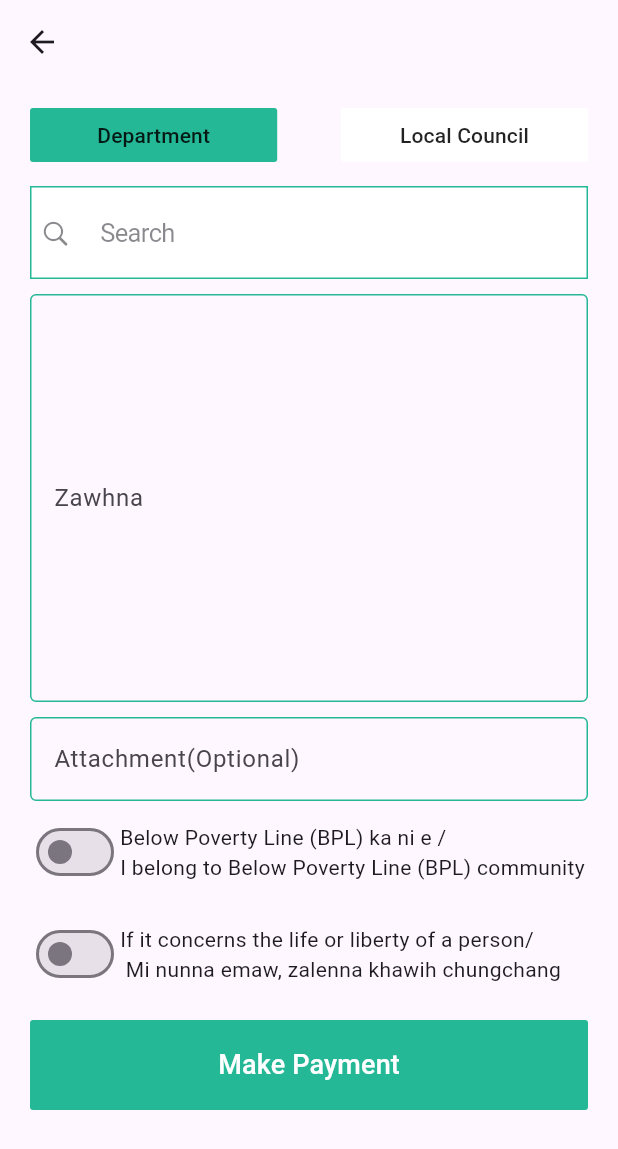
After one commit to Mafaka77/rti_new_apps, a Flutter app: the SubmitRtiScreen screen opened by its route, on a phone screen of 412 x 824 dp. The commit adds this screen. Shown: the top 1149 px of the screen. Run offline on Flutter 3.47's test engine with Material 3 defaults, Android fonts, the phone set to English and light mode, and no system bars; our stand-ins replace awesome_snackbar_content, dio, flutter_expandable_fab, get, get_storage, google_fonts and 1 more; missing offline and left inert: flutter_overlay_loader; accounts and stored records are empty; network calls fail.

Commit message:
change nual

```diff
--- /dev/null
+++ b/lib/controllers/department_wise_controller.dart
@@ -0,0 +1,14 @@
+import 'package:flutter/material.dart';
+import 'package:get/get.dart';
+import 'package:rti_new_apps/services/department_wise_services.dart';
+
+class DepartmentWiseController extends GetxController {
+  DepartmentWiseServices services = Get.find(tag: 'departmentWiseServices');
+  var isBpl = false.obs;
+  var isLiberty = false.obs;
+  var isLibertyChecked = false.obs;
+  getDepartment(String filter) async {
+    var response = await services.getDepartment(filter);
+    return response;
+  }
+}
--- a/lib/controllers/rti_controller.dart
+++ b/lib/controllers/rti_controller.dart
@@ -1,3 +1,6 @@
 import 'package:get/get.dart';
 
-class RtiController extends GetxController {}
+class RtiController extends GetxController {
+  var isDepartment = true.obs;
+  var isLocalCouncil = false.obs;
+}
--- a/lib/main.dart
+++ b/lib/main.dart
@@ -5,12 +5,14 @@ import 'package:google_fonts/google_fonts.dart';
 import 'package:rti_new_apps/router.dart';
 import 'package:rti_new_apps/screens/home_screen.dart';
 import 'package:rti_new_apps/services/auth_services.dart';
+import 'package:rti_new_apps/services/department_wise_services.dart';
 import 'package:rti_new_apps/services/home_services.dart';
 
 void main() async {
   await GetStorage.init();
   Get.put(AuthServices(), tag: 'authServices');
   Get.put(HomeServices(), tag: 'homeServices');
+  Get.put(DepartmentWiseServices(), tag: 'departmentWiseServices');
   runApp(const MyApp());
 }
 
--- /dev/null
+++ b/lib/models/department_model.dart
@@ -0,0 +1,75 @@
+import 'dart:convert';
+
+class DepartmentModel {
+  final int id;
+  final String name;
+  final DateTime created_at;
+  DepartmentModel({
+    required this.id,
+    required this.name,
+    required this.created_at,
+  });
+
+  DepartmentModel copyWith({
+    int? id,
+    String? name,
+    DateTime? created_at,
+  }) {
+    return DepartmentModel(
+      id: id ?? this.id,
+      name: name ?? this.name,
+      created_at: created_at ?? this.created_at,
+    );
+  }
+
+  Map<String, dynamic> toMap() {
+    return {
+      'id': id,
+      'name': name,
+      'created_at': created_at.millisecondsSinceEpoch,
+    };
+  }
+
+  factory DepartmentModel.fromMap(Map<String, dynamic> map) {
+    return DepartmentModel(
+      id: map['id']?.toInt() ?? 0,
+      name: map['name'] ?? '',
+      created_at: DateTime.fromMillisecondsSinceEpoch(map['created_at']),
+    );
+  }
+  static List<DepartmentModel> fromJsonList(List list) {
+    return list.map((e) => DepartmentModel.fromMap(e)).toList();
+  }
+
+  ///this method will prevent the override of toString
+  bool userFilterByCreationDate(String filter) {
+    return created_at.toString().contains(filter);
+  }
+
+  ///custom comparing function to check if two users are equal
+  bool isEqual(DepartmentModel model) {
+    return id == model.id;
+  }
+
+  String toJson() => json.encode(toMap());
+
+  factory DepartmentModel.fromJson(String source) =>
+      DepartmentModel.fromMap(json.decode(source));
+
+  @override
+  String toString() =>
+      'DepartmentModel(id: $id, name: $name, created_at: $created_at)';
+
+  @override
+  bool operator ==(Object other) {
+    if (identical(this, other)) return true;
+
+    return other is DepartmentModel &&
+        other.id == id &&
+        other.name == name &&
+        other.created_at == created_at;
+  }
+
+  @override
+  int get hashCode => id.hashCode ^ name.hashCode ^ created_at.hashCode;
+}
--- a/lib/router.dart
+++ b/lib/router.dart
@@ -4,6 +4,7 @@ import 'package:rti_new_apps/screens/home_screen.dart';
 import 'package:rti_new_apps/screens/login_screen.dart';
 import 'package:rti_new_apps/screens/otp_screen.dart';
 import 'package:rti_new_apps/screens/register_screen.dart';
+import 'package:rti_new_apps/screens/submit_rti_screen.dart';
 import 'package:rti_new_apps/screens/verify_otp_screen.dart';
 
 pageTransition() {
@@ -13,7 +14,7 @@ pageTransition() {
 final getPages = [
   GetPage(
     name: '/',
-    page: () => HomeScreen(),
+    page: () => const HomeScreen(),
     transition: pageTransition(),
     middlewares: [
       AuthMiddleware(),
@@ -39,4 +40,8 @@ final getPages = [
     page: () => RegisterScreen(),
     transition: pageTransition(),
   ),
+  GetPage(
+    name: '/submit-rti-screen',
+    page: () => const SubmitRtiScreen(),
+  )
 ];
--- /dev/null
+++ b/lib/screens/department_rti_screen.dart
@@ -0,0 +1,187 @@
+import 'package:flutter/cupertino.dart';
+import 'package:flutter/material.dart';
+import 'package:flutter/widgets.dart';
+import 'package:get/get.dart';
+import 'package:rti_new_apps/colors.dart';
+import 'package:rti_new_apps/controllers/department_wise_controller.dart';
+import 'package:rti_new_apps/middlewares/auth_middleware.dart';
+import 'package:rti_new_apps/models/department_model.dart';
+import 'package:rti_new_apps/widgets/reusable_widget.dart';
+import 'package:rti_new_apps/widgets/rti/bpl_widget.dart';
+import 'package:rti_new_apps/widgets/rti/liberty_widget.dart';
+
+class DepartmentRtiScreen extends StatelessWidget {
+  const DepartmentRtiScreen({super.key});
+
+  @override
+  Widget build(BuildContext context) {
+    return GetBuilder<DepartmentWiseController>(
+        init: DepartmentWiseController(),
+        builder: (controller) {
+          return Padding(
+            padding: const EdgeInsets.only(left: 20, right: 20),
+            child: SingleChildScrollView(
+              child: Column(
+                crossAxisAlignment: CrossAxisAlignment.start,
+                children: [
+                  // MaterialButton(
+                  //   onPressed: () {
+                  //     var token = storage.read('token');
+                  //     print(token);
+                  //   },
+                  //   child: const Text('data'),
+                  // ),
+                  // DropdownSearch<DepartmentModel>(
+                  //   key: controller.dropDownKey,
+                  //   items: (filter, loadProps) =>
+                  //       controller.getDepartment(filter),
+                  // ),
+                  CupertinoSearchTextField(
+                    onTap: () {
+                      print('On tap');
+                    },
+                    padding: const EdgeInsets.all(20),
+                    decoration: BoxDecoration(
+                      color: Colors.white,
+                      border: Border.all(
+                        width: 1,
+                        color: MyColor.green,
+                      ),
+                    ),
+                  ),
+
+                  sizedBoxHeight(10),
+                  TextFormField(
+                    maxLines: 10,
+                    decoration: InputDecoration(
+                      border: textBoxFocusBorder(),
+                      focusedBorder: textBoxFocusBorder(),
+                      enabledBorder: textBoxFocusBorder(),
+                      labelText: 'Zawhna',
+                    ),
+                  ),
+                  sizedBoxHeight(10),
+                  TextFormField(
+                    onTap: () {
+                      openPickerModal(context, controller);
+                    },
+                    readOnly: true,
+                    decoration: InputDecoration(
+                      border: textBoxFocusBorder(),
+                      focusedBorder: textBoxFocusBorder(),
+                      enabledBorder: textBoxFocusBorder(),
+                      labelText: 'Attachment(Optional)',
+                    ),
+                  ),
+                  sizedBoxHeight(10),
+                  Wrap(
+                    crossAxisAlignment: WrapCrossAlignment.center,
+                    children: [
+                      Obx(
+                        () => Switch(
+                          activeColor: MyColor.green,
+                          value: controller.isBpl.value,
+                          onChanged: (val) {
+                            controller.isBpl.value = val;
+                          },
+                        ),
+                      ),
+                      const Text(
+                        'Below Poverty Line (BPL) ka ni e / \nI belong to Below Poverty Line (BPL) community',
+                      )
+                    ],
+                  ),
+                  sizedBoxHeight(10),
+                  Obx(
+                    () => controller.isBpl.isTrue
+                        ? const BplWidget()
+                        : Container(),
+                  ),
+                  sizedBoxHeight(10),
+                  Wrap(
+                    alignment: WrapAlignment.start,
+                    crossAxisAlignment: WrapCrossAlignment.center,
+                    children: [
+                      Obx(
+                        () => Switch(
+                          activeColor: MyColor.green,
+                          value: controller.isLiberty.value,
+                          onChanged: (val) {
+                            controller.isLiberty.value = val;
+                            if (val == false) {
+                              controller.isLibertyChecked.value = false;
+                            }
+                          },
+                        ),
+                      ),
+                      const Text(
+                        'If it concerns the life or liberty of a person/\n Mi nunna emaw, zalenna khawih chungchang',
+                      )
+                    ],
+                  ),
+                  sizedBoxHeight(10),
+                  Obx(() => controller.isLiberty.isTrue
+                      ? const LibertyWidget()
+                      : Container()),
+                  sizedBoxHeight(10),
+                  Obx(() => controller.isBpl.isTrue
+                      ? MaterialButton(
+                          elevation: 0,
+                          minWidth: Get.width,
+                          height: 60,
+                          color: MyColor.green,
+                          onPressed: () {},
+                          child: const Text(
+                            'Submit',
+                            style: TextStyle(fontSize: 18, color: Colors.white),
+                          ),
+                        )
+                      : MaterialButton(
+                          elevation: 0,
+                          minWidth: Get.width,
+                          height: 60,
+                          color: MyColor.green,
+                          onPressed: () {},
+                          child: const Text(
+                            'Make Payment',
+                            style: TextStyle(fontSize: 18, color: Colors.white),
+                          ),
+                        )),
+                  sizedBoxHeight(40),
+                ],
+              ),
+            ),
+          );
+        });
+  }
+
+  void openPickerModal(
+      BuildContext context, DepartmentWiseController controller) {
+    showModalBottomSheet(
+        context: context,
+        builder: (_) {
+          return SizedBox(
+            height: Get.height * 0.15,
+            width: Get.width,
+            child: GridView(
+              gridDelegate: const SliverGridDelegateWithFixedCrossAxisCount(
+                  crossAxisCount: 3),
+              children: const [
+                Column(
+                  mainAxisAlignment: MainAxisAlignment.center,
+                  children: [Icon(Icons.image_rounded), Text('Gallery')],
+                ),
+                Column(
+                  mainAxisAlignment: MainAxisAlignment.center,
+                  children: [Icon(Icons.camera_alt_outlined), Text('Camera')],
+                ),
+                Column(
+                  mainAxisAlignment: MainAxisAlignment.center,
+                  children: [Icon(Icons.file_copy_outlined), Text('File')],
+                ),
+              ],
+            ),
+          );
+        });
+  }
+}
--- /dev/null
+++ b/lib/screens/submit_rti_screen.dart
@@ -0,0 +1,31 @@
+import 'package:flutter/material.dart';
+import 'package:get/get.dart';
+import 'package:rti_new_apps/controllers/rti_controller.dart';
+import 'package:rti_new_apps/screens/department_rti_screen.dart';
+import 'package:rti_new_apps/screens/local_council_rti_screen.dart';
+import 'package:rti_new_apps/widgets/rti/rti_button_widget.dart';
+
+class SubmitRtiScreen extends GetView<RtiController> {
+  const SubmitRtiScreen({super.key});
+
+  @override
+  Widget build(BuildContext context) {
+    return Scaffold(
+      appBar: AppBar(),
+      body: SingleChildScrollView(
+        child: Column(
+          crossAxisAlignment: CrossAxisAlignment.start,
+          children: [
+            const RtiButtonWidget(),
+            Obx(() => controller.isDepartment.isTrue
+                ? const DepartmentRtiScreen()
+                : Container()),
+            Obx(() => controller.isLocalCouncil.isTrue
+                ? const LocalCouncilRtiScreen()
+                : Container())
+          ],
+        ),
+      ),
+    );
+  }
+}
--- a/lib/services/routes.dart
+++ b/lib/services/routes.dart
@@ -7,4 +7,6 @@ class Routes {
   static String LOGIN = '$BASE_URL/login';
   //HOME
   static String ME = '$BASE_URL/me';
+  //RTI
+  static String GET_DEPARTMENT = '$BASE_URL/getAllDepartment';
 }
--- a/lib/widgets/reusable_widget.dart
+++ b/lib/widgets/reusable_widget.dart
@@ -66,6 +66,7 @@ textBoxFocusBorder() {
   return OutlineInputBorder(
     borderSide: BorderSide(
       color: MyColor.green,
+      width: 1,
     ),
   );
 }
--- /dev/null
+++ b/lib/widgets/rti/rti_button_widget.dart
@@ -0,0 +1,44 @@
+import 'package:flutter/material.dart';
+import 'package:get/get.dart';
+import 'package:rti_new_apps/colors.dart';
+import 'package:rti_new_apps/controllers/rti_controller.dart';
+
+class RtiButtonWidget extends GetView<RtiController> {
+  const RtiButtonWidget({Key? key}) : super(key: key);
+
+  @override
+  Widget build(BuildContext context) {
+    return Container(
+      padding: const EdgeInsets.symmetric(vertical: 10, horizontal: 20),
+      child: Row(
+        mainAxisAlignment: MainAxisAlignment.spaceBetween,
+        children: [
+          Obx(() => MaterialButton(
+                elevation: 0,
+                color: controller.isDepartment.isTrue
+                    ? MyColor.green
+                    : Colors.white,
+                minWidth: Get.width * 0.4,
+                child: const Text('Department'),
+                onPressed: () {
+                  controller.isDepartment.value = true;
+                  controller.isLocalCouncil.value = false;
+                },
+              )),
+          Obx(() => MaterialButton(
+                elevation: 0,
+                color: controller.isLocalCouncil.isTrue
+                    ? MyColor.green
+                    : Colors.white,
+                minWidth: Get.width * 0.4,
+                child: const Text('Local Council'),
+                onPressed: () {
+                  controller.isLocalCouncil.value = true;
+                  controller.isDepartment.value = false;
+                },
+              )),
+        ],
+      ),
+    );
+  }
+}
```
Also changed, not shown: lib/screens/home_screen.dart (+23 -1 lines), lib/screens/local_council_rti_screen.dart (added, +10 -0 lines), lib/services/department_wise_services.dart (added, +19 -0 lines), lib/widgets/rti/bpl_widget.dart (added, +81 -0 lines), lib/widgets/rti/liberty_widget.dart (added, +52 -0 lines), pubspec.yaml (+6 -5 lines), pubspec.lock, 10 other files.
